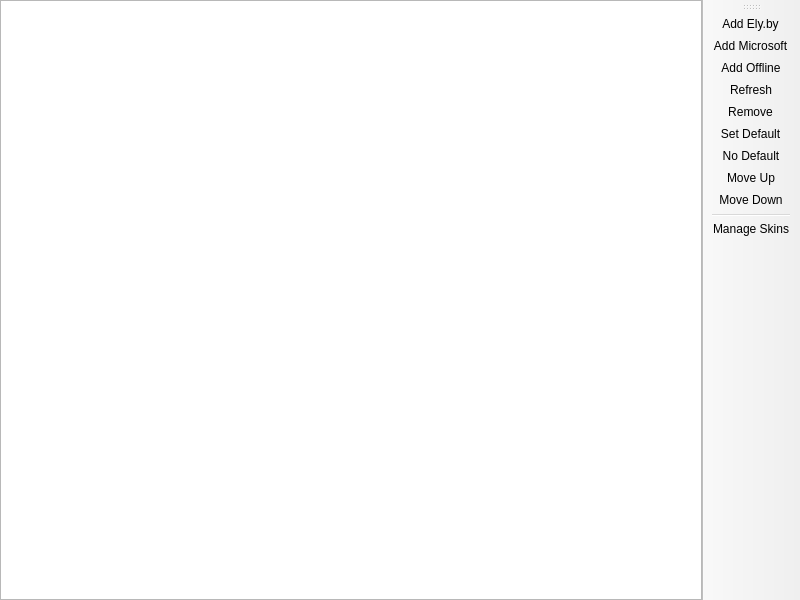
Qt form launcher/ui/pages/global/AccountListPage.ui (offprism/launcher) before a commit.
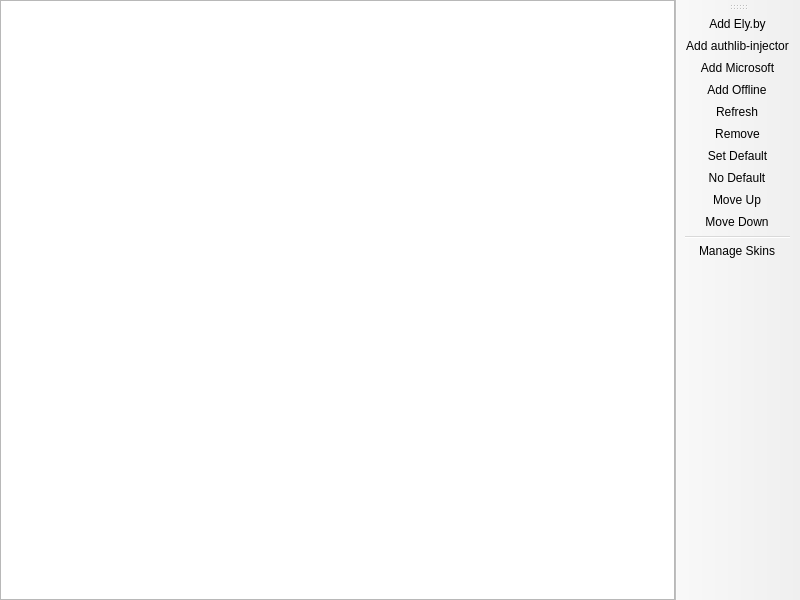
The same form after that commit. Custom widgets are drawn as their Qt base class.

Commit message: OffPrism Piano v1.0.0: authlib-injector accounts, Glass theme, updater, CI for Windows/ARM/Linux/macOS

The edit to the form file:
```diff
--- a/launcher/ui/pages/global/AccountListPage.ui
+++ b/launcher/ui/pages/global/AccountListPage.ui
@@ -53,6 +53,7 @@
     <bool>false</bool>
    </attribute>
    <addaction name="actionAddElyBy"/>
+   <addaction name="actionAddAuthlib"/>
    <addaction name="actionAddMicrosoft"/>
    <addaction name="actionAddOffline"/>
    <addaction name="actionRefresh"/>
@@ -95,6 +96,14 @@
     <string>Add &amp;Ely.by</string>
    </property>
   </action>
+  <action name="actionAddAuthlib">
+   <property name="text">
+    <string>Add a&amp;uthlib-injector</string>
+   </property>
+   <property name="toolTip">
+    <string>Log in to any authlib-injector skin server (LittleSkin, Blessing Skin...)</string>
+   </property>
+  </action>
   <action name="actionAddOffline">
    <property name="text">
     <string>Add &amp;Offline</string>
```
The commit also changes 67 other files.
